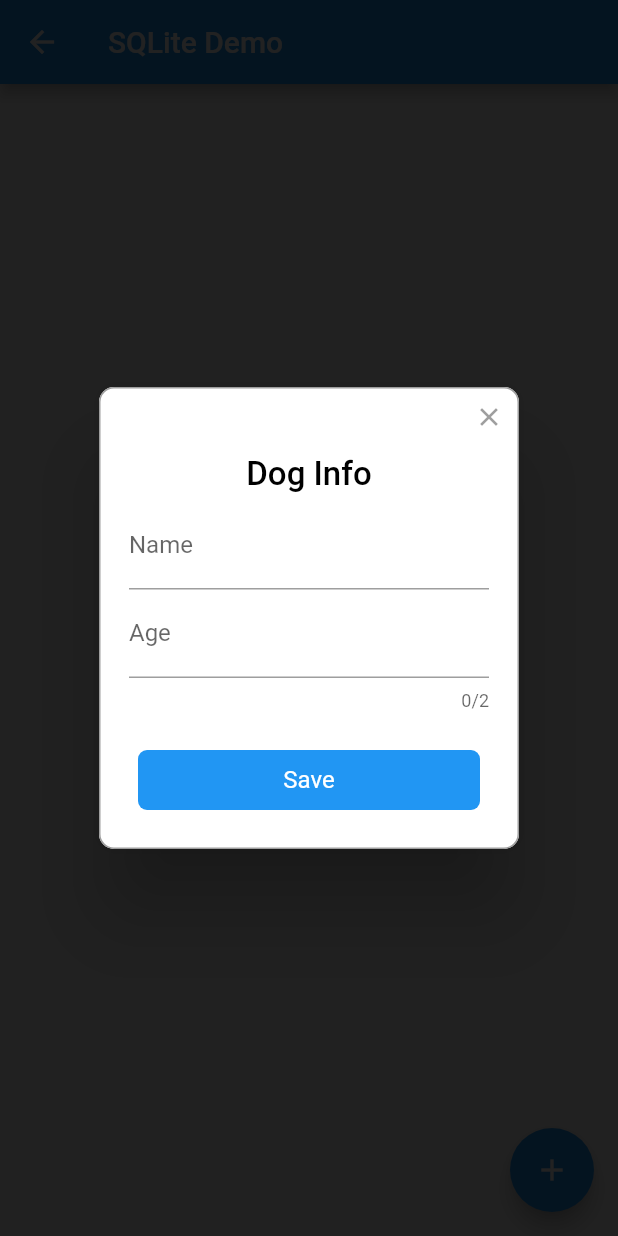
After one commit to potikorn/Flutter-Cookbook, a Flutter app: the SQLiteDemo screen opened directly, after a tap on the "add" icon, on a phone screen of 412 x 824 dp. The commit adds this screen. Run offline on Flutter 3.47's test engine with Material 2 defaults, Android fonts, the phone set to English and light mode, and no system bars; drawn by our look-alikes of rflutter_alert; our stand-ins replace cached_network_image, shared_preferences, sqflite, transparent_image; accounts and stored records are empty.

Commit message:
add SQLiteDemo for persistence section

```diff
--- /dev/null
+++ b/lib/model/dog_model.dart
@@ -0,0 +1,15 @@
+class Dog {
+  final int id;
+  final String name;
+  final int age;
+
+  Dog({this.id, this.name, this.age});
+
+  Map<String, dynamic> toMap() {
+    return {
+      'id': id,
+      'name': name,
+      'age': age,
+    };
+  }
+}
--- /dev/null
+++ b/lib/persistence/helper/dog_helper.dart
@@ -0,0 +1,73 @@
+import 'package:cookbook/model/dog_model.dart';
+import 'package:path/path.dart';
+import 'package:sqflite/sqflite.dart';
+
+class DogHelper {
+  static Database _database;
+
+  DogHelper._privateConstructor();
+
+  static final DogHelper instance = DogHelper._privateConstructor();
+
+  Future<Database> get database async {
+    if (_database != null) return _database;
+    _database = await _initDatabase();
+    return _database;
+  }
+
+  _initDatabase() async {
+    return await openDatabase(
+        join(await getDatabasesPath(), "doggie_database.db"),
+        onCreate: (Database database, int version) {
+      return database.execute(
+          "CREATE TABLE dogs(id INTEGER PRIMARY KEY, name TEXT, age INTEGER)");
+    }, version: 1);
+  }
+
+  Future<int> insertDog(Dog dog) async {
+    Database db = await instance.database;
+    var res = await db.insert('dogs', dog.toMap(),
+        conflictAlgorithm: ConflictAlgorithm.replace);
+    return res;
+  }
+
+  Future<List<Dog>> getDogs() async {
+    Database db = await instance.database;
+    final List<Map<String, dynamic>> maps = await db.query("dogs");
+    return List.generate(
+      maps.length,
+      (index) => Dog(
+        id: maps[index]["id"],
+        name: maps[index]["name"],
+        age: maps[index]["age"],
+      ),
+    );
+  }
+
+  Future<void> updateDog(Dog dog) async {
+    Database db = await instance.database;
+    try {
+      await db.update(
+        "dogs",
+        dog.toMap(),
+        where: "id = ?",
+        whereArgs: [dog.id],
+      );
+    } catch (e) {
+      throw Exception(e.toString());
+    }
+  }
+
+  Future<void> deleteDog(int id) async {
+    Database db = await instance.database;
+    try {
+      await db.delete(
+        "dogs",
+        where: "id = ?",
+        whereArgs: [id],
+      );
+    } catch (e) {
+      throw Exception(e.toString());
+    }
+  }
+}
--- a/lib/persistence/main_persistence.dart
+++ b/lib/persistence/main_persistence.dart
@@ -1,5 +1,7 @@
+import 'package:cookbook/persistence/sqlite_demo.dart';
+import 'package:cookbook/simplelist.dart';
 import 'package:flutter/material.dart';
-import 'package:cookbook/simplelist.dart';
+
 import 'read_and_write_file.dart';
 import 'store_data_on_disk.dart';
 
@@ -7,6 +9,7 @@ class MainPersistenceMenu extends StatelessWidget {
   final _simpleMenu = [
     'Reading and Writing Files',
     'Storing key-value data on disk',
+    'SQLite demo',
   ];
   final title = "Networking";
 
@@ -18,6 +21,9 @@ class MainPersistenceMenu extends StatelessWidget {
         break;
       case 1:
         navigatorWidget = StoreDataOnDiskDemo();
+        break;
+      case 2:
+        navigatorWidget = SQLiteDemo();
         break;
     }
     if (navigatorWidget != null) {
--- /dev/null
+++ b/lib/persistence/sqlite_demo.dart
@@ -0,0 +1,178 @@
+import 'package:cookbook/model/dog_model.dart';
+import 'package:cookbook/persistence/helper/dog_helper.dart';
+import 'package:flutter/material.dart';
+import 'package:rflutter_alert/rflutter_alert.dart';
+
+class SQLiteDemo extends StatefulWidget {
+  @override
+  _SQLiteDemoState createState() => _SQLiteDemoState();
+}
+
+class _SQLiteDemoState extends State<SQLiteDemo> {
+  Future<List<Dog>> dogList;
+  TextEditingController nameController = TextEditingController();
+  TextEditingController ageController = TextEditingController();
+
+  @override
+  void initState() {
+    super.initState();
+    fetchDogs();
+  }
+
+  fetchDogs() {
+    setState(() {
+      dogList = DogHelper.instance.getDogs();
+    });
+  }
+
+  clearInput() {
+    nameController.clear();
+    ageController.clear();
+  }
+
+  _addDummy() {
+    clearInput();
+    Alert(
+      context: context,
+      title: "Dog Info",
+      content: Column(
+        children: [
+          TextField(
+            decoration: InputDecoration(labelText: 'Name'),
+            controller: nameController,
+          ),
+          TextField(
+            maxLength: 2,
+            keyboardType: TextInputType.number,
+            decoration: InputDecoration(labelText: 'Age'),
+            controller: ageController,
+          )
+        ],
+      ),
+      buttons: [
+        DialogButton(
+          child: Text(
+            "Save",
+            style: TextStyle(color: Colors.white),
+          ),
+          onPressed: () => {_addDog()},
+        )
+      ],
+    ).show();
+  }
+
+  _addDog() {
+    var dog = Dog(
+        id: DateTime.now().millisecondsSinceEpoch,
+        name: nameController.text,
+        age: int.parse(ageController.text));
+    DogHelper.instance.insertDog(dog);
+    clearInput();
+    Navigator.pop(context);
+    fetchDogs();
+  }
+
+  _updateDog(Dog dog) {
+    var alterDogInfo = Dog(
+        id: dog.id,
+        name: nameController.text,
+        age: int.parse(ageController.text));
+    DogHelper.instance.updateDog(alterDogInfo);
+    Navigator.pop(context);
+    fetchDogs();
+  }
+
+  _onDismiss(int id) {
+    DogHelper.instance.deleteDog(id);
+  }
+
+  _onTapTile(Dog dog) {
+    nameController.text = dog.name;
+    ageController.text = dog.age.toString();
+    Alert(
+      context: context,
+      title: "Edit Dog Info",
+      content: Column(
+        children: [
+          TextField(
+            decoration: InputDecoration(labelText: 'Name'),
+            controller: nameController,
+          ),
+          TextField(
+            maxLength: 2,
+            keyboardType: TextInputType.number,
+            decoration: InputDecoration(labelText: 'Age'),
+            controller: ageController,
+          )
+        ],
+      ),
+      buttons: [
+        DialogButton(
+          child: Text(
+            "Update",
+            style: TextStyle(color: Colors.white),
+          ),
+          onPressed: () => _updateDog(dog),
+        )
+      ],
+    ).show();
+  }
+
+  @override
+  Widget build(BuildContext context) {
+    return Scaffold(
+      appBar: AppBar(
+        title: Text('SQLite Demo'),
+      ),
+      body: Container(
+        alignment: Alignment.center,
+        child: FutureBuilder<List<Dog>>(
+          future: dogList,
+          builder: (context, snapshot) {
+            if (snapshot.hasData) {
+              if (snapshot.data.length == 0) {
+                return Text('Empty list');
+              }
+              return ListView.builder(
+                itemBuilder: (context, index) => Dismissible(
+                  key: UniqueKey(),
+                  background: Container(
+                    alignment: Alignment.centerLeft,
+                    color: Colors.red,
+                    child: Icon(
+                      Icons.delete,
+                      color: Colors.white,
+                    ),
+                  ),
+                  secondaryBackground: Container(
+                    alignment: Alignment.centerRight,
+                    color: Colors.red,
+                    child: Icon(
+                      Icons.delete,
+                      color: Colors.white,
+                    ),
+                  ),
+                  child: ListTile(
+                    title: Text('Name: ${snapshot.data[index].name}'),
+                    subtitle: Text('Age: ${snapshot.data[index].age}'),
+                    onTap: () => _onTapTile(snapshot.data[index]),
+                  ),
+                  onDismissed: (direction) =>
+                      _onDismiss(snapshot.data[index].id),
+                ),
+                itemCount: snapshot.data.length,
+              );
+            } else if (snapshot.hasError) {
+              return Text('${snapshot.error}');
+            }
+            return CircularProgressIndicator();
+          },
+        ),
+      ),
+      floatingActionButton: FloatingActionButton(
+        onPressed: _addDummy,
+        child: Icon(Icons.add),
+      ),
+    );
+  }
+}
--- a/pubspec.yaml
+++ b/pubspec.yaml
@@ -20,6 +20,9 @@ dependencies:
   web_socket_channel: ^1.2.0
   shared_preferences: ^0.4.3
   http: ^0.12.2
+  sqflite:
+  path:
+  rflutter_alert: ^1.0.2
 
   # The following adds the Cupertino Icons font to your application.
   # Use with the CupertinoIcons class for iOS style icons.
```
